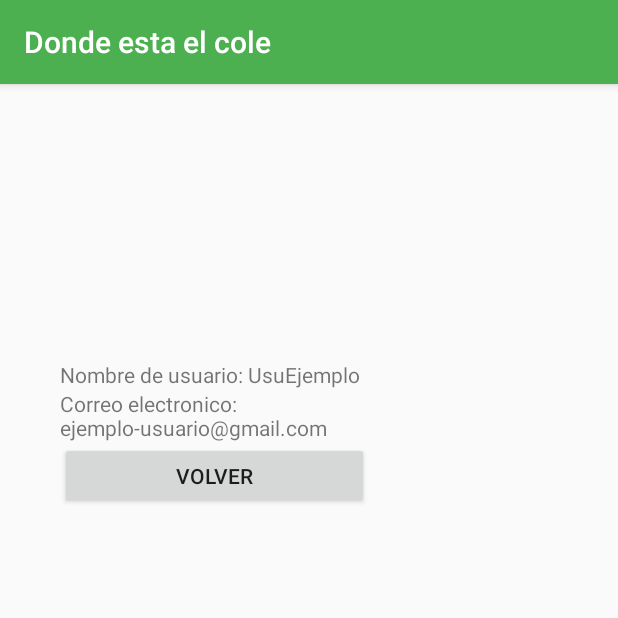
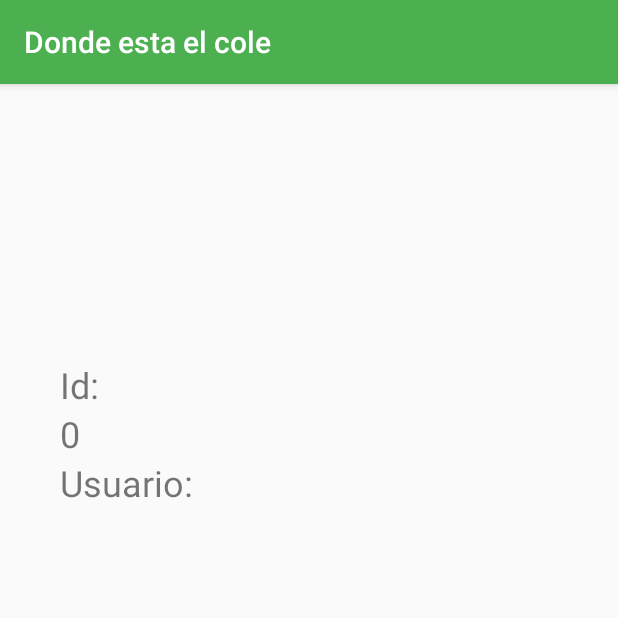
Before and after one commit to gonzalogabriel3/ProyectoFinalAndroid, an Android app: the PerfilUsuario screen opened directly, with no data from a screen before it, on a phone screen of 412 x 824 dp, the top half of it. Run offline under Robolectric (Android 15) with nearby library versions, the phone set to English and light mode, and no system bars.

```diff
--- a/app/src/main/java/com/example/gonzalo/proyectofinalandroid/MainActivity.java
+++ b/app/src/main/java/com/example/gonzalo/proyectofinalandroid/MainActivity.java
@@ -33,7 +33,7 @@ public class MainActivity extends AppCompatActivity {
     }
 
     public void irCrearUsuario (View v) {
-        Intent i=new Intent(this,CrearUsuario.class);
+        Intent i = new Intent(this,CrearUsuario.class);
         startActivity(i);
     }
 }
--- a/app/src/main/java/com/example/gonzalo/proyectofinalandroid/PerfilUsuario.java
+++ b/app/src/main/java/com/example/gonzalo/proyectofinalandroid/PerfilUsuario.java
@@ -7,28 +7,37 @@ import android.widget.TextView;
 
 public class PerfilUsuario extends AppCompatActivity {
 
-    TextView tvNombre,tvCorreo;
+    private TextView tv_id,tv_nombre,tv_usuario,tv_email;
 
     @Override
     protected void onCreate(Bundle savedInstanceState) {
         super.onCreate(savedInstanceState);
         setContentView(R.layout.activity_perfil_usuario);
 
-        tvNombre=findViewById(R.id.tvNombre);
-        tvCorreo=findViewById(R.id.tvCorreo);
-
-        //Datos del usuario
-        String nombre="UsuEjemplo";
-        String correo="ejemplo-usuario@gmail.com";
-
-        tvNombre.setText("Nombre de usuario: "+nombre);
-        tvCorreo.setText("Correo electronico: "+correo);
+        String nombre = getIntent().getStringExtra("nombre");
+        String user = getIntent().getStringExtra("user");
+        String email = getIntent().getStringExtra("email");
+        int id = getIntent().getIntExtra("id", 0);
 
 
+        Usuario usuario = new Usuario();
+        usuario.setNombre(nombre);
+        usuario.setUsuario(user);
+        usuario.setCorreo(email);
+        usuario.setId(id);
+
+        tv_id = (TextView) findViewById(R.id.tv_id);
+        tv_usuario = (TextView) findViewById(R.id.tv_usuario);
+        tv_nombre = (TextView) findViewById(R.id.tv_nombre);
+        tv_email = (TextView) findViewById(R.id.tv_email);
+
+        tv_id.setText(String.valueOf(usuario.getId()));
+        tv_usuario.setText(usuario.getUsuario());
+        tv_nombre.setText(usuario.getNombre());
+        tv_email.setText(usuario.getCorreo());
     }
 
     public void finalizar(View view){
         finish();
     }
-
 }
--- a/app/src/main/java/com/example/gonzalo/proyectofinalandroid/Usuario.java
+++ b/app/src/main/java/com/example/gonzalo/proyectofinalandroid/Usuario.java
@@ -6,17 +6,25 @@ public class Usuario {
     private String nombre;
     private String correo;
     private String password;
+    private String usuario;
     private float latitud;
     private float longitud;
 
-    public Usuario(String nombre,String correo,String password) {
+    public Usuario(){}
+
+    public Usuario(String Usuario,String nombre,String correo,String password) {
         this.nombre=nombre;
         this.correo=correo;
         this.password=password;
+        this.usuario=Usuario;
     }
 
-    public Integer getId() {
+    public int getId() {
         return id;
+    }
+
+    public void setId(int id) {
+        this.id = id;
     }
 
     public String getNombre() {
@@ -25,6 +33,14 @@ public class Usuario {
 
     public void setNombre(String nombre) {
         this.nombre = nombre;
+    }
+
+    public String getUsuario() {
+        return usuario;
+    }
+
+    public void setUsuario(String usuario) {
+        this.usuario = usuario;
     }
 
     public String getCorreo() {
--- a/app/src/main/res/layout/activity_conexion.xml
+++ b/app/src/main/res/layout/activity_conexion.xml
@@ -38,7 +38,7 @@
         android:layout_height="wrap_content"
         android:layout_marginStart="16dp"
         android:layout_marginTop="40dp"
-        android:text="Registrar"
+        android:text="Mirar Perfil"
         app:layout_constraintStart_toStartOf="parent"
         app:layout_constraintTop_toBottomOf="@+id/et_password" />
 
--- a/app/src/main/res/layout/activity_perfil_usuario.xml
+++ b/app/src/main/res/layout/activity_perfil_usuario.xml
@@ -16,16 +16,57 @@
         app:layout_constraintTop_toTopOf="parent">
 
         <TextView
-            android:id="@+id/tvNombre"
+            android:id="@+id/tv_4"
             android:layout_width="match_parent"
             android:layout_height="wrap_content"
-            android:text="Nombre de usuario" />
+            android:text="Id:"
+            android:textSize="24sp"/>
 
         <TextView
-            android:id="@+id/tvCorreo"
+            android:id="@+id/tv_id"
             android:layout_width="match_parent"
             android:layout_height="wrap_content"
-            android:text="Correo electronico:" />
+            android:textSize="24sp"/>
+
+
+        <TextView
+            android:id="@+id/tv_1"
+            android:layout_width="match_parent"
+            android:layout_height="wrap_content"
+            android:text="Usuario:"
+            android:textSize="24sp"/>
+
+        <TextView
+            android:id="@+id/tv_usuario"
+            android:layout_width="match_parent"
+            android:layout_height="wrap_content"
+            android:textSize="24sp"/>
+
+        <TextView
+            android:id="@+id/tv_2"
+            android:layout_width="match_parent"
+            android:layout_height="wrap_content"
+            android:text="Nombre:"
+            android:textSize="24sp"/>
+
+        <TextView
+            android:id="@+id/tv_nombre"
+            android:layout_width="match_parent"
+            android:layout_height="wrap_content"
+            android:textSize="24sp"/>
+
+        <TextView
+            android:id="@+id/tv_3"
+            android:layout_width="match_parent"
+            android:layout_height="wrap_content"
+            android:text="Email:"
+            android:textSize="24sp"/>
+
+        <TextView
+            android:id="@+id/tv_email"
+            android:layout_width="match_parent"
+            android:layout_height="wrap_content"
+            android:textSize="24sp"/>
 
         <Button
             android:id="@+id/button"
```
Also changed, not shown: app/src/main/java/com/example/gonzalo/proyectofinalandroid/CrearUsuario.java (+30 -39 lines), app/src/main/java/com/example/gonzalo/proyectofinalandroid/activity_conexion.java (+35 -9 lines).
